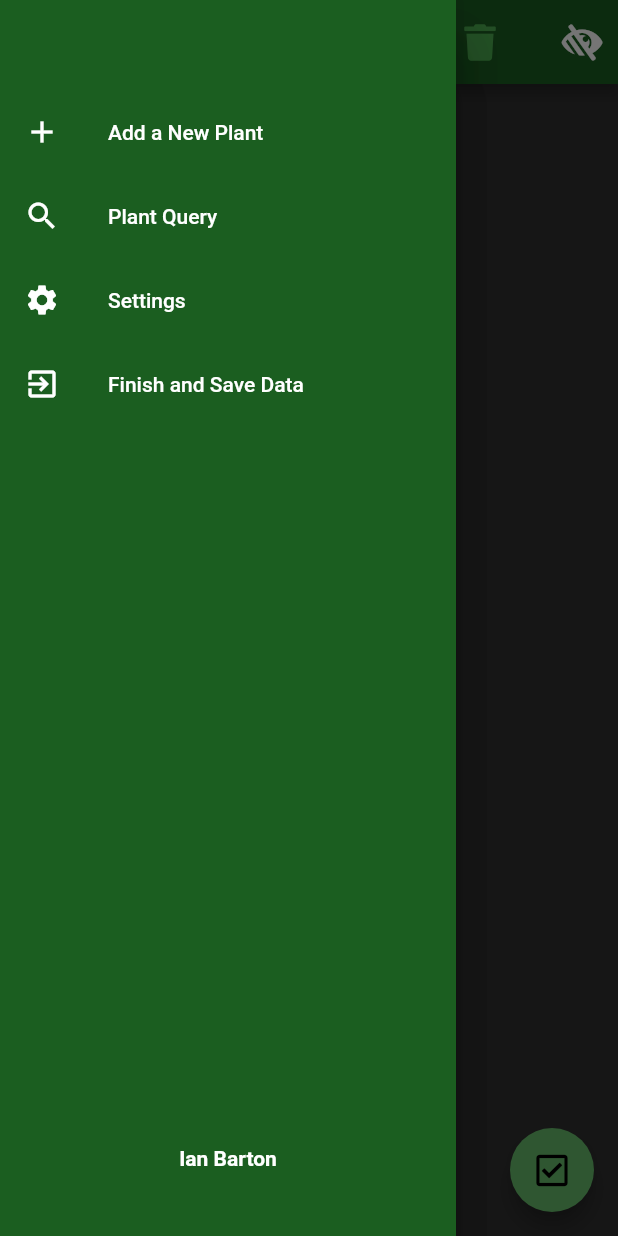
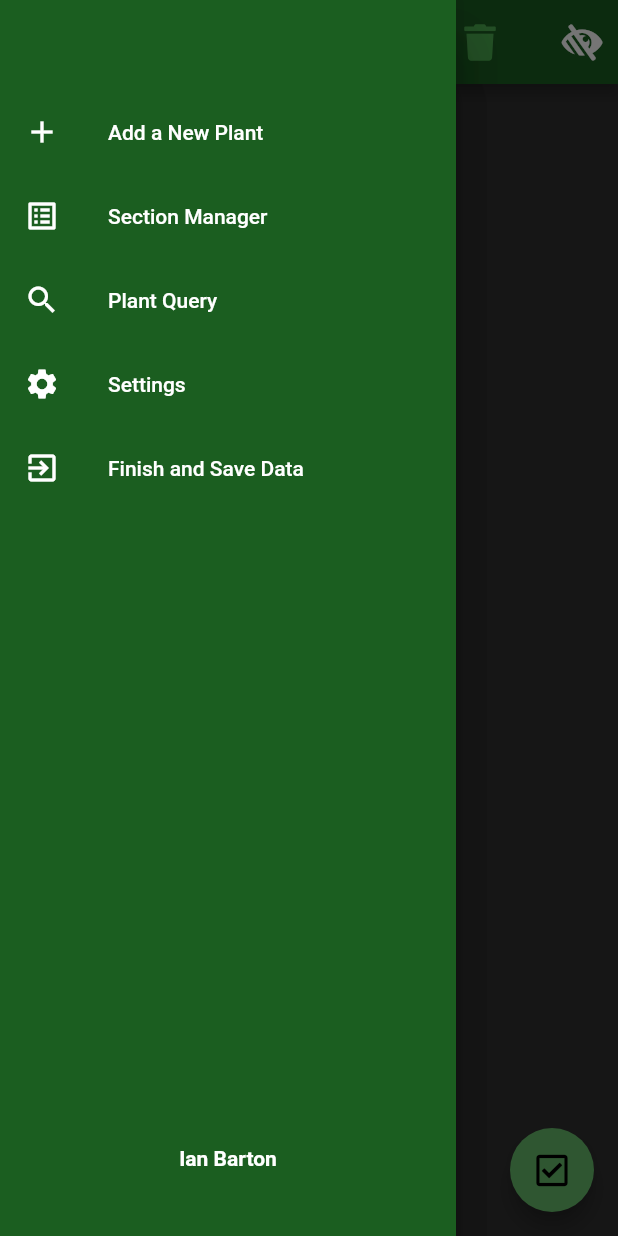
Before and after one commit to ianbarton1/turbo-broccoli, a Flutter app: the screen it shows after launch, with the side drawer open, on a phone screen of 412 x 824 dp. Run offline on Flutter 3.47's test engine with Material 2 defaults, Android fonts, the phone set to English and light mode, and no system bars; our stand-ins replace font_awesome_flutter, shared_preferences; missing offline and left inert: dart_date; statements that could not run were skipped.

Commit message:
added a section manager added dropdown to new plant added reindexing for each plant added a happy plant graphic when the list is empty on the main screen

```diff
--- a/lib/main.dart
+++ b/lib/main.dart
@@ -5,6 +5,7 @@ import 'package:flutter/material.dart';
 import 'package:font_awesome_flutter/font_awesome_flutter.dart';
 import 'package:shared_preferences/shared_preferences.dart';
 import 'package:turbo_broccoli/pages/new_plant.dart';
+import 'package:turbo_broccoli/pages/zone_manager.dart';
 import 'package:turbo_broccoli/shared/card.dart';
 import 'package:turbo_broccoli/shared/drawer.dart';
 import 'package:turbo_broccoli/shared/file_ops.dart';
@@ -12,7 +13,10 @@ import 'package:turbo_broccoli/shared/plant.dart';
 import 'package:turbo_broccoli/shared/plant_collection.dart';
 import 'dart:developer';
 
+import 'package:turbo_broccoli/shared/zone_map.dart';
+
 PlantCollection plantList;
+ZoneMap zoneList;
 Random rng = new Random();
 bool _showAll = false;
 bool _allowDelete = false;
@@ -44,7 +48,9 @@ class Home extends StatefulWidget {
 class _HomeState extends State<Home> {
   void populateList() async {
     plantList = await fromDisk();
+    zoneList = await loadZones();
     if (plantList == null) plantList = new PlantCollection();
+    if (zoneList == null) zoneList = new ZoneMap();
     setState(() {});
   }
 
@@ -68,7 +74,8 @@ class _HomeState extends State<Home> {
         '/home': (context) => Home(
               title: 'Turbo Broccoli',
             ),
-        '/add_new': (context) => NewPlant()
+        '/add_new': (context) => NewPlant(),
+        '/zone_manager': (context) => ZoneManager(),
       },
       title: 'Turbo Broccoli',
       theme: ThemeData(
@@ -112,7 +119,8 @@ class _HomeState extends State<Home> {
           child: MainMenu(),
         ),
         body: Center(
-          child: ListView.builder(
+            child: liveCount > 0
+                ? ListView.builder(
                     itemCount: plantList != null
                         ? min(plantList.plantList.length, liveCount)
                         : 0,
@@ -132,13 +140,31 @@ class _HomeState extends State<Home> {
                               ),
                             ])
                           : Center();
-              }),
+                    })
+                : Column(
+                    mainAxisAlignment: MainAxisAlignment.center,
+                    children: [
+                      FaIcon(
+                        FontAwesomeIcons.leaf,
+                        size: 150,
+                        color: Colors.lightGreen,
                       ),
+                      SizedBox(height: 50),
+                      Text(
+                        'Happy Plants!',
+                        style: TextStyle(
+                          fontSize: 30,
+                          color: Colors.lightGreen,
+                        ),
+                        overflow: TextOverflow.visible,
+                      )
+                    ],
+                  )),
         floatingActionButton: FloatingActionButton(
           onPressed: () {
             print('this button works');
             plantList.actionChanges();
-            saveDisk(plantList);
+            saveDisk(plantList, zoneList);
 
             setState(() {});
           },
--- a/lib/shared/drawer.dart
+++ b/lib/shared/drawer.dart
@@ -29,6 +29,14 @@ class _MainMenuState extends State<MainMenu> {
                         onTap: () {
                           setState(() {
                             Navigator.popAndPushNamed(context, '/add_new');
+                          });
+                        }),
+                    ListTile(
+                        leading: Icon(Icons.list_alt),
+                        title: Text('Section Manager'),
+                        onTap: () {
+                          setState(() {
+                            Navigator.popAndPushNamed(context, '/zone_manager');
                           });
                         }),
                     ListTile(
--- a/lib/shared/file_ops.dart
+++ b/lib/shared/file_ops.dart
@@ -3,21 +3,17 @@ import 'dart:convert';
 import 'package:shared_preferences/shared_preferences.dart';
 import 'package:turbo_broccoli/shared/plant.dart';
 import 'package:turbo_broccoli/shared/plant_collection.dart';
+import 'package:turbo_broccoli/shared/zone_map.dart';
 
 //PlantCollection loadData;
-void saveDisk(PlantCollection saveData) async {
+void saveDisk(PlantCollection saveData, ZoneMap saveZone) async {
   SharedPreferences plants = await SharedPreferences.getInstance();
   plants.setString('plants', jsonEncode(saveData.toJson()));
   print('savedisk');
   print(jsonEncode(saveData.toJson()));
+  plants.setString('zones', jsonEncode(saveZone.zoneList));
+  print(jsonEncode(saveZone.zoneList));
 }
-
-// Future<PlantCollection> loadDisk() async {
-//   SharedPreferences plants = await SharedPreferences.getInstance();
-//   //loadData = PlantCollection();
-//   loadData = plants.get('plants');
-//   return loadData;
-// }
 
 Future<List<dynamic>> loadDisk() async {
   SharedPreferences plants = await SharedPreferences.getInstance();
@@ -29,6 +25,21 @@ Future<List<dynamic>> loadDisk() async {
   loadData = jsonDecode(plants.get('plants'));
 
   return loadData;
+}
+
+Future<ZoneMap> loadZones() async {
+  SharedPreferences plants = await SharedPreferences.getInstance();
+  //loadData = PlantCollection();
+  List<String> loadData;
+  ZoneMap loadedZoneMap;
+  if (!plants.containsKey('zones')) {
+    plants.setString('zones', '[]');
+  }
+  // loadData = jsonDecode(plants.get('zones'));
+  loadData = (jsonDecode(plants.get('zones')) as List<dynamic>).cast<String>();
+  loadedZoneMap = ZoneMap(zoneList: loadData);
+
+  return loadedZoneMap;
 }
 
 Future<PlantCollection> fromDisk() async {
@@ -47,6 +58,7 @@ Future<PlantCollection> fromDisk() async {
       section: e['section'],
       zone: e['zone'],
       activeWatered: DateTime.parse(e['activeWatered']),
+      homeZone: e['homeZone'],
     ));
   });
 
--- a/lib/shared/plant.dart
+++ b/lib/shared/plant.dart
@@ -15,8 +15,9 @@ class Plant {
   int section;
   int zone;
   int checkStatus = 0;
-  int dbw_low;
-  int dbw_high;
+  int dbwLow;
+  int dbwHigh;
+  String homeZone;
 
   Plant(
       {this.uid,
@@ -29,7 +30,8 @@ class Plant {
       this.section,
       this.zone,
       this.checkStatus,
-      this.activeWatered});
+      this.activeWatered,
+      this.homeZone});
 
   void waterPlant() {
     previousWater = activeWatered;
@@ -76,5 +78,6 @@ class Plant {
         'checkStatus': checkStatus,
         'section': section,
         'zone': zone,
+        'homeZone': homeZone,
       };
 }
--- a/lib/shared/plant_collection.dart
+++ b/lib/shared/plant_collection.dart
@@ -1,9 +1,17 @@
 import 'package:turbo_broccoli/shared/plant.dart';
+import 'package:turbo_broccoli/shared/zone_map.dart';
 
 class PlantCollection {
   List<Plant> plantList = List();
 
   PlantCollection();
+
+  void reindexZones(List<String> zoneList) {
+    print('reindexing zones');
+    plantList.forEach((element) {
+      element.section = zoneList.indexOf(element.homeZone);
+    });
+  }
 
   void orderCollection() {
     plantList.sort((a, b) {
--- /dev/null
+++ b/lib/shared/zone_map.dart
@@ -0,0 +1,5 @@
+class ZoneMap {
+  List<String> zoneList = List();
+
+  ZoneMap({this.zoneList});
+}
```
Also changed, not shown: lib/pages/new_plant.dart (+64 -31 lines), lib/pages/zone_manager.dart (added, +187 -0 lines), lib/shared/card.dart (+10 -2 lines). Lines whose indentation alone changed are shown as unchanged.
